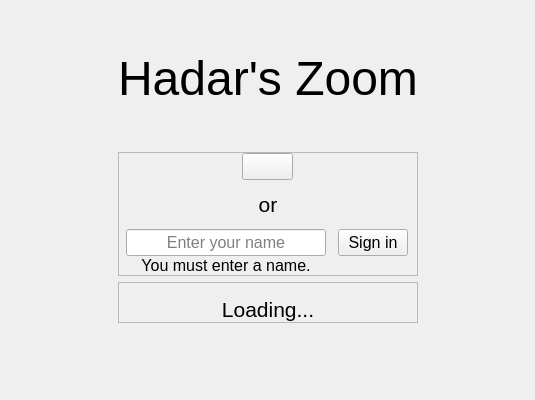
This is GUI/ui_files/ui_opening_window.ui in HadarShahar/zoom as Qt 5 draws it before an edit. The edited form follows.
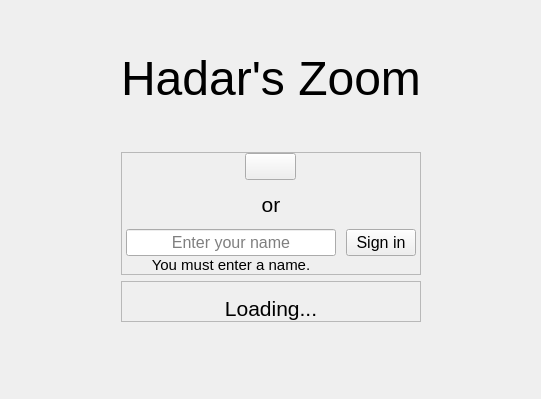
This is the edited form.

Patch:
```diff
--- a/GUI/ui_files/ui_opening_window.ui
+++ b/GUI/ui_files/ui_opening_window.ui
@@ -6,8 +6,8 @@
    <rect>
     <x>0</x>
     <y>0</y>
-    <width>535</width>
-    <height>400</height>
+    <width>541</width>
+    <height>399</height>
    </rect>
   </property>
   <property name="windowTitle">
@@ -261,51 +261,6 @@
         <property name="horizontalSpacing">
          <number>10</number>
         </property>
-        <item row="0" column="0">
-         <widget class="QLineEdit" name="name_input">
-          <property name="maximumSize">
-           <size>
-            <width>200</width>
-            <height>16777215</height>
-           </size>
-          </property>
-          <property name="font">
-           <font>
-            <pointsize>12</pointsize>
-           </font>
-          </property>
-          <property name="text">
-           <string/>
-          </property>
-          <property name="alignment">
-           <set>Qt::AlignCenter</set>
-          </property>
-          <property name="placeholderText">
-           <string>Enter your name</string>
-          </property>
-         </widget>
-        </item>
-        <item row="1" column="0">
-         <widget class="QLabel" name="no_name_error_label">
-          <property name="sizePolicy">
-           <sizepolicy hsizetype="Preferred" vsizetype="Fixed">
-            <horstretch>0</horstretch>
-            <verstretch>0</verstretch>
-           </sizepolicy>
-          </property>
-          <property name="font">
-           <font>
-            <pointsize>12</pointsize>
-           </font>
-          </property>
-          <property name="text">
-           <string>You must enter a name.</string>
-          </property>
-          <property name="alignment">
-           <set>Qt::AlignCenter</set>
-          </property>
-         </widget>
-        </item>
         <item row="0" column="1">
          <widget class="QPushButton" name="name_sign_in_button">
           <property name="sizePolicy">
@@ -333,6 +288,51 @@
           </property>
          </widget>
         </item>
+        <item row="2" column="0">
+         <widget class="QLabel" name="no_name_error_label">
+          <property name="sizePolicy">
+           <sizepolicy hsizetype="Preferred" vsizetype="Fixed">
+            <horstretch>0</horstretch>
+            <verstretch>0</verstretch>
+           </sizepolicy>
+          </property>
+          <property name="font">
+           <font>
+            <pointsize>11</pointsize>
+           </font>
+          </property>
+          <property name="text">
+           <string>You must enter a name.</string>
+          </property>
+          <property name="alignment">
+           <set>Qt::AlignCenter</set>
+          </property>
+         </widget>
+        </item>
+        <item row="0" column="0">
+         <widget class="QLineEdit" name="name_input">
+          <property name="maximumSize">
+           <size>
+            <width>210</width>
+            <height>16777215</height>
+           </size>
+          </property>
+          <property name="font">
+           <font>
+            <pointsize>12</pointsize>
+           </font>
+          </property>
+          <property name="text">
+           <string/>
+          </property>
+          <property name="alignment">
+           <set>Qt::AlignCenter</set>
+          </property>
+          <property name="placeholderText">
+           <string>Enter your name</string>
+          </property>
+         </widget>
+        </item>
        </layout>
       </item>
      </layout>
```
